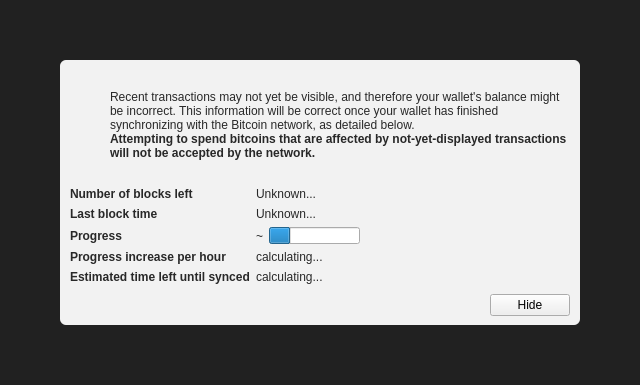
Before: the Qt Designer form src/qt/forms/modaloverlay.ui in talentdeveloper/groestlcoin, drawn with Qt 5.
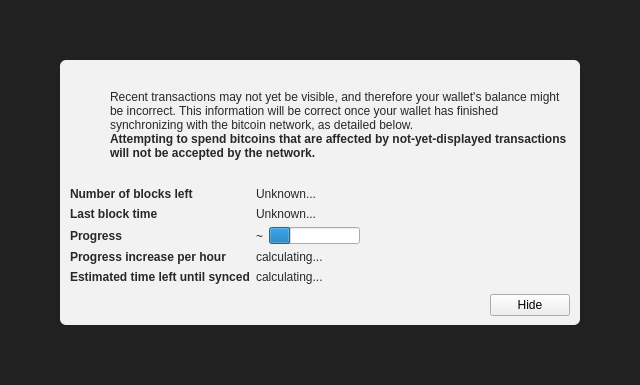
After: the same form once the commit is applied. Icons and pictures are not drawn. Custom widgets are drawn as their Qt base class.

Patch:
```diff
--- a/src/qt/forms/modaloverlay.ui
+++ b/src/qt/forms/modaloverlay.ui
@@ -130,7 +130,7 @@
              <item>
               <widget class="QLabel" name="infoText">
                <property name="text">
-                <string>Recent transactions may not yet be visible, and therefore your wallet's balance might be incorrect. This information will be correct once your wallet has finished synchronizing with the Bitcoin network, as detailed below.</string>
+                <string>Recent transactions may not yet be visible, and therefore your wallet's balance might be incorrect. This information will be correct once your wallet has finished synchronizing with the bitcoin network, as detailed below.</string>
                </property>
                <property name="textFormat">
                 <enum>Qt::RichText</enum>
```
